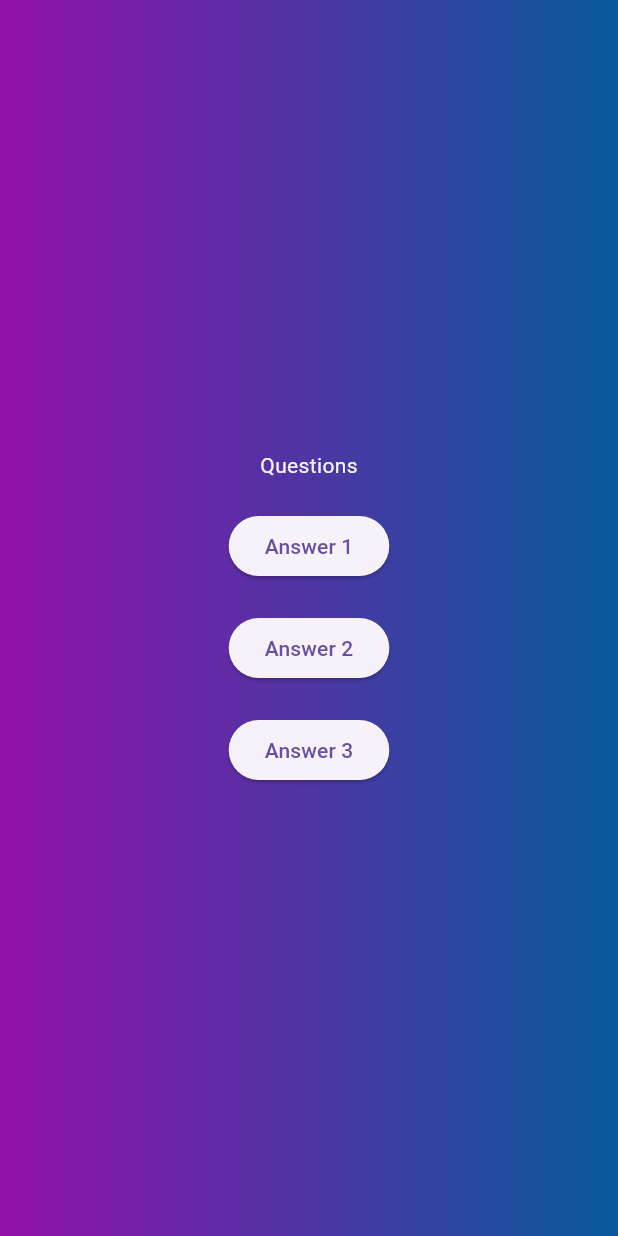
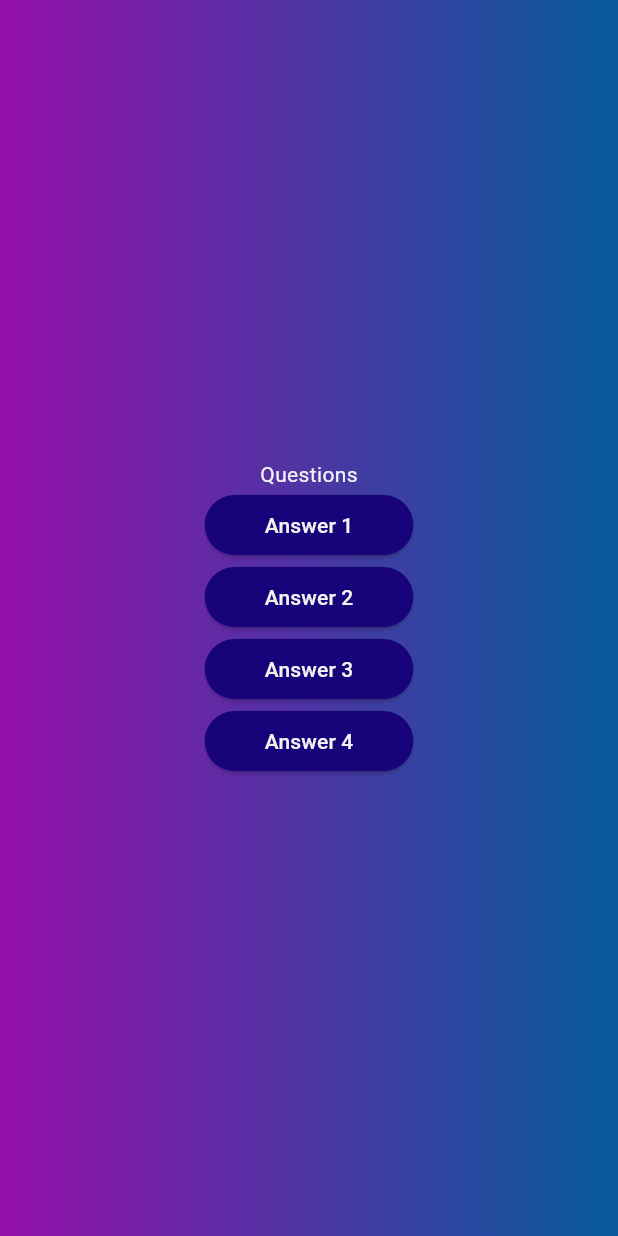
Before and after one commit to Wilson-Ochieng/Flutter_Training_Advanced_Basics, a Flutter app: the screen it shows after launch, after a tap on "Start Quiz", on a phone screen of 412 x 824 dp. Run offline on Flutter 3.47's test engine with Material 3 defaults, Android fonts, the phone set to English and light mode, and no system bars.

Commit message:
completed custom answer button

```diff
--- /dev/null
+++ b/lib/answer_button.dart
@@ -0,0 +1,27 @@
+import 'package:flutter/material.dart';
+
+class AnswerButton extends StatelessWidget {
+  const AnswerButton(
+      {super.key, required this.answerText, required this.onTap});
+
+  final String answerText;
+
+  final void Function() onTap;
+
+  @override
+  Widget build(context) {
+    return ElevatedButton(
+      onPressed: onTap,
+      style: ElevatedButton.styleFrom(
+        padding: const  EdgeInsets.symmetric(horizontal: 40, vertical: 10),
+          backgroundColor: const Color.fromARGB(255, 25, 3, 122),
+          foregroundColor: const Color.fromARGB(255, 242, 242, 242),
+          shape: RoundedRectangleBorder(borderRadius:BorderRadius.circular(40),
+          ),
+      ),
+      child: Text(answerText)
+    );
+
+
+  }
+}
--- a/lib/questions_screen.dart
+++ b/lib/questions_screen.dart
@@ -1,4 +1,5 @@
 import 'package:flutter/material.dart';
+import 'package:adv_basics/answer_button.dart';
 
 class QuestionsScreen extends StatefulWidget {
   const QuestionsScreen({super.key});
@@ -19,19 +20,10 @@ class _QuestionsScreenState extends State<QuestionsScreen> {
          mainAxisAlignment: MainAxisAlignment.center,
           children: [
             const Text('Questions',style: TextStyle(color: Color.fromARGB(255, 243, 243, 243)),),
-             const SizedBox(
-              height: 20,
-            ),
-            ElevatedButton(onPressed: () {}, child:  const  Text('Answer 1')),
-            const   SizedBox(
-              height: 20,
-            ),
-            ElevatedButton(onPressed: () {}, child: const  Text('Answer 2')),
-            const  SizedBox(
-              height: 20,
-            ),
-            ElevatedButton(onPressed: () {}, child: const  Text('Answer 3')),
-          ],
+           AnswerButton(answerText: 'Answer 1', onTap: (){}),
+           AnswerButton(answerText: 'Answer 2', onTap: (){}),
+           AnswerButton(answerText: 'Answer 3', onTap: (){}),
+           AnswerButton(answerText: 'Answer 4', onTap: (){}),],
         ),
       );
 
```
